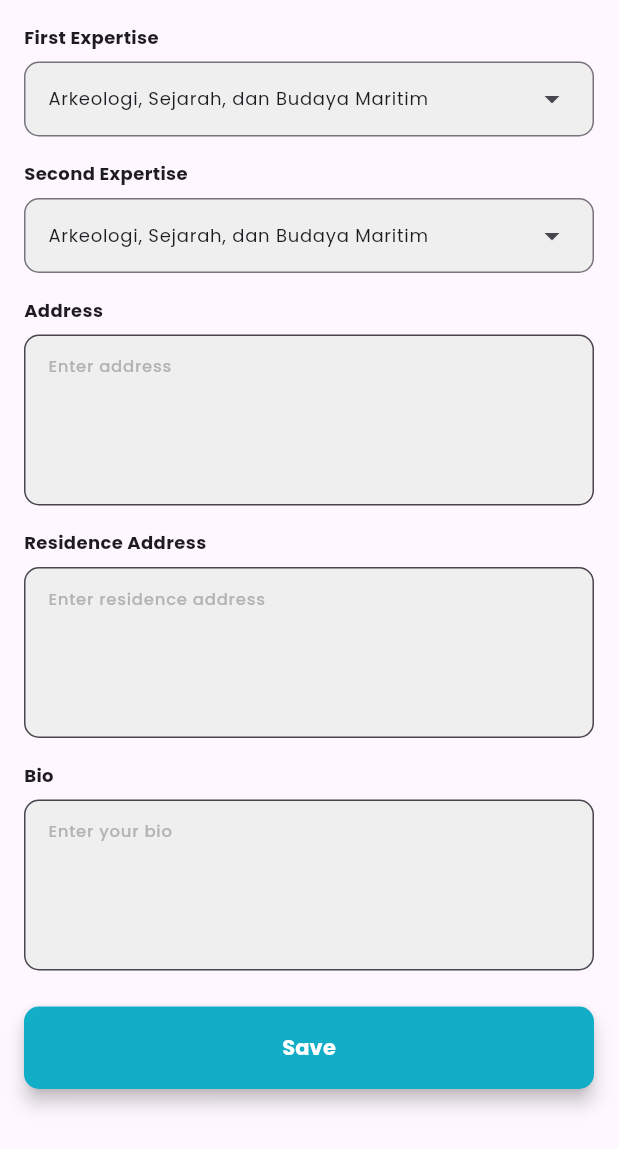
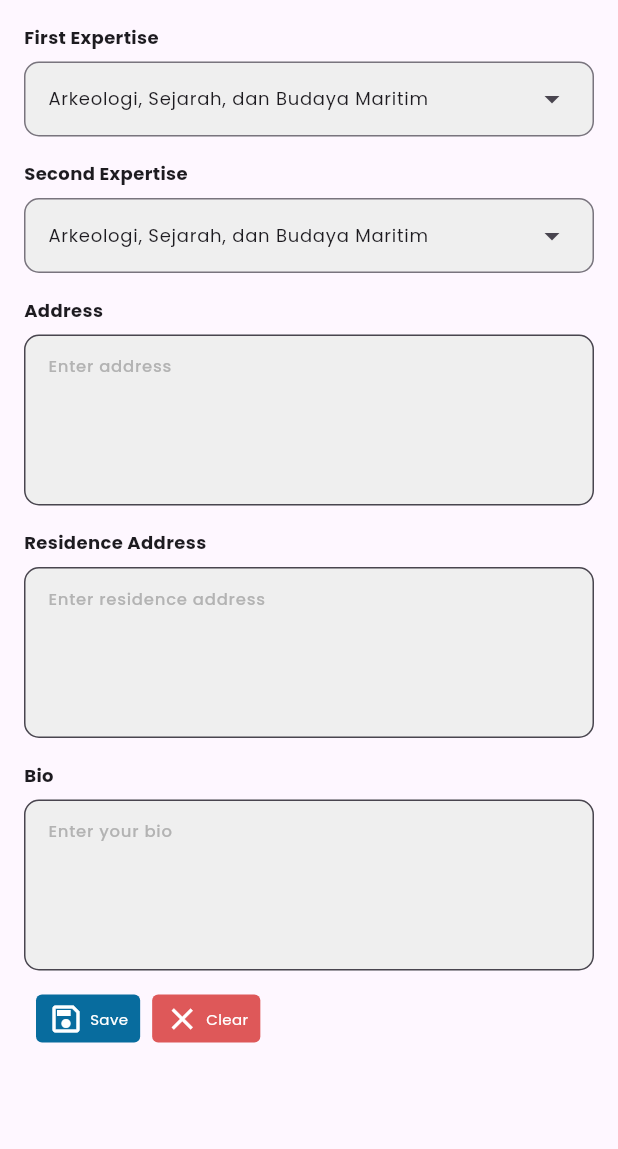
Before and after one commit to hafizzibrahim/IPA-Test, a Flutter app: the MainDrawerView screen opened by its route, scrolled down 717 dp, on a phone screen of 412 x 824 dp, the part 87-1236 px from its top. Run offline on Flutter 3.47's test engine with Material 3 defaults, Android fonts, the phone set to English and light mode, and no system bars; our stand-ins replace animated_bottom_navigation_bar, carousel_slider, flutter_svg, get, google_fonts, shared_preferences; accounts and stored records are empty.

Commit message:
Change button at profile page

```diff
--- a/lib/app/modules/profile/views/profile_view.dart
+++ b/lib/app/modules/profile/views/profile_view.dart
@@ -5,6 +5,7 @@ import 'package:maritimmuda_connect/themes.dart';
 import '../controllers/profile_controller.dart';
 import '../../widget/custom_textfield.dart';
 import '../../widget/custom_dropdown.dart';
+import '../../widget/profile_button.dart';
 
 class GeneralProfileView extends GetView<ProfileController> {
   GeneralProfileView({super.key});
@@ -178,17 +179,26 @@ class GeneralProfileView extends GetView<ProfileController> {
               controller: controller.bioController,
               hintText: 'Enter your bio',
             ),
+            const SizedBox(height: 8,),
+            Row(
+              mainAxisAlignment: MainAxisAlignment.start,
+              children: [
+                Padding(
+                  padding: const EdgeInsets.all(8.0),
+                  child: ProfileButton(
+                    icon: Icon(Icons.save_outlined, color: neutral01Color,),
+                    color: primaryDarkBlueColor,
+                    text: 'Save',
+                  ),
+                ),
+                ProfileButton(
+                  icon: Icon(Icons.close, color: neutral01Color,),
+                  color: secondaryRedColor,
+                  text: 'Clear',
+                )
+              ],
+            ),
             const SizedBox(height: 24),
-            CustomButton(
-              text: 'Save',
-              onPressed: () {
-                // Save logic can be implemented here
-              },
-              color: primaryBlueColor,
-              radius: 10,
-              width: double.infinity,
-              textSize: boldText14,
-            ),
             const SizedBox(height: 24),
           ],
         ),
--- a/lib/app/modules/widget/profile_button.dart
+++ b/lib/app/modules/widget/profile_button.dart
@@ -8,30 +8,38 @@ class ProfileButton extends StatelessWidget {
     required this.icon,
     required this.text,
     required this.color,
+    this.onTap,
   });
 
   final Widget icon;
   final String text;
   final Color color;
+  final VoidCallback? onTap;
 
   @override
   Widget build(BuildContext context) {
     return InkWell(
-      onTap: null,
+      onTap: onTap,
       child: Container(
-        padding: const EdgeInsets.symmetric(horizontal: 5, vertical: 1),
+        padding: const EdgeInsets.symmetric(horizontal: 8, vertical: 4),
         decoration: BoxDecoration(
           color: color,
           borderRadius: BorderRadius.circular(4),
         ),
+        child: IntrinsicWidth(
           child: Row(
+            mainAxisSize: MainAxisSize.min,
             children: [
               icon,
-            Text(
+              SizedBox(width: 4),
+              Flexible(
+                child: Text(
                   text,
                   style: regulerText10.copyWith(color: neutral01Color),
                 ),
+              ),
             ],
+          ),
         ),
       ),
     );
--- a/lib/app/routes/app_pages.dart
+++ b/lib/app/routes/app_pages.dart
@@ -70,7 +70,7 @@ class AppPages {
     ),
     GetPage(
       name: _Paths.PROFILE,
-      page: () => const GeneralProfileView(),
+      page: () => GeneralProfileView(),
       binding: ProfileBinding(),
     ),
     GetPage(
```
Also changed, not shown: lib/app/modules/educations/views/educations_view.dart (+19 -8 lines), lib/app/modules/organizations/views/organizations_view.dart (+21 -9 lines), lib/app/modules/work_experiences/views/work_experiences_view.dart (+20 -9 lines). Lines whose indentation alone changed are shown as unchanged.
